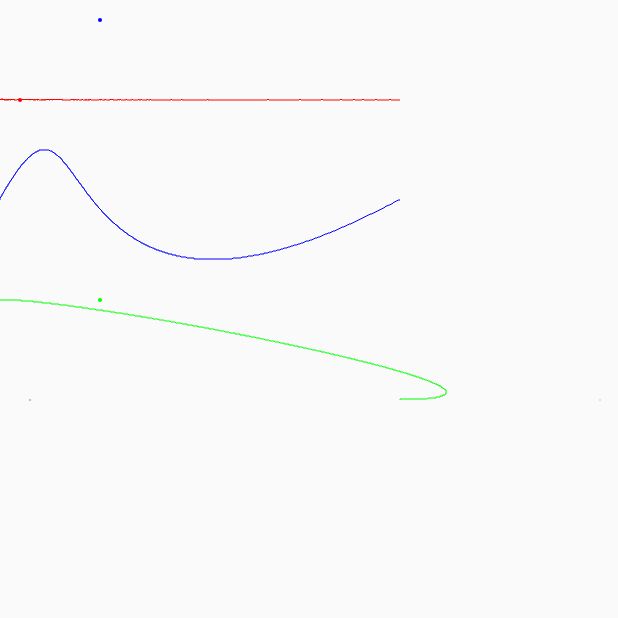
After one commit to xingxingxiaoyu/MyView, an Android app: the SeventhActivity screen opened directly, with no data from a screen before it, on a phone screen of 412 x 824 dp, the top half of it. The commit adds this screen. Run offline under Robolectric (Android 15) with nearby library versions, the phone set to English and light mode, and no system bars; 1 statement that could not run was skipped.

```diff
--- a/app/src/main/AndroidManifest.xml
+++ b/app/src/main/AndroidManifest.xml
@@ -21,12 +21,14 @@
         </activity>
         <activity android:name=".identifying_code.ThirdActivity">
         </activity>
-        <activity android:name=".SideSlipe.FourthActivity">
+        <activity android:name=".side_slipe.FourthActivity">
         </activity>
         <activity android:name=".animator_view.FifthActivity">
         </activity>
         <activity android:name=".ferris_wheel.SixthActivity">
         </activity>
+        <activity android:name=".bezier_curve.SeventhActivity">
+        </activity>
     </application>
 
 </manifest>
--- /dev/null
+++ b/app/src/main/java/com/xuyu/myview/bezier_curve/BezierCurveLine.java
@@ -0,0 +1,75 @@
+package com.xuyu.myview.bezier_curve;
+
+import android.content.Context;
+import android.graphics.Canvas;
+import android.graphics.Color;
+import android.graphics.Paint;
+import android.graphics.Point;
+import android.graphics.RectF;
+import android.view.View;
+
+/**
+ * Created by: xuyu
+ * <p>
+ * on: 2017/3/15.
+ * <p>
+ * 描述：输入类描述
+ */
+public class BezierCurveLine extends View
+{
+    private Paint mPaint;
+
+    public BezierCurveLine(Context context)
+    {
+        super(context);
+        init();
+    }
+
+    private Point start, end, controlPoint1, controlPoint2;
+
+    public void setPoint(Point start, Point end, Point controlPoint1, Point controlPoint2)
+    {
+        this.start = start;
+        this.end = end;
+        this.controlPoint1 = controlPoint1;
+        this.controlPoint2 = controlPoint2;
+    }
+
+    @Override
+    protected void onDraw(Canvas canvas)
+    {
+        super.onDraw(canvas);
+        RectF rectF = new RectF(controlPoint1.x - 2, controlPoint1.y - 2, controlPoint1.x + 2, controlPoint1.y + 2);
+        canvas.drawOval(rectF,mPaint);
+        canvas.drawPoint(controlPoint2.x,controlPoint2.y,mPaint);
+        for (int i = 0; i < 1000; i++)
+        {
+            Point point1 = getBezierCurveLine(start, end, controlPoint1, controlPoint2, 0.001 * i);
+            Point point2 = getBezierCurveLine(start, end, controlPoint1, controlPoint2, 0.001 * (i + 1));
+            canvas.drawLine(point1.x,point1.y,point2.x,point2.y,mPaint);
+        }
+    }
+
+    public void setPaintColor(int color)
+    {
+        mPaint.setColor(color);
+    }
+
+    private void init()
+    {
+        mPaint = new Paint(Paint.ANTI_ALIAS_FLAG);
+        mPaint.setColor(Color.RED);
+    }
+
+    private Point getBezierCurveLine(Point start, Point end, Point controlPoint1, Point controlPoint2, double t)
+    {
+        Point point = new Point((int) getBezierCurveLine(start.x, end.x, controlPoint1.x, controlPoint2.x, t)
+                , (int) getBezierCurveLine(start.y, end.y, controlPoint1.y, controlPoint2.y, t));
+        return point;
+    }
+
+    private double getBezierCurveLine(double start, double end, double controlPoint1, double controlPoint2, double t)
+    {
+        return start * Math.pow(1 - t, 3) + 3 * controlPoint1 * t * Math.pow(1 - t, 2) + 3 * controlPoint2 * Math.pow(t, 2) * (1 - t) + end * Math.pow(t, 3);
+    }
+}
--- /dev/null
+++ b/app/src/main/java/com/xuyu/myview/bezier_curve/SeventhActivity.java
@@ -0,0 +1,40 @@
+package com.xuyu.myview.bezier_curve;
+
+import android.graphics.Color;
+import android.graphics.Point;
+import android.support.v7.app.AppCompatActivity;
+import android.os.Bundle;
+import android.view.ViewGroup;
+import android.widget.RelativeLayout;
+
+import com.xuyu.myview.R;
+
+public class SeventhActivity extends AppCompatActivity
+{
+
+    @Override
+    protected void onCreate(Bundle savedInstanceState)
+    {
+        super.onCreate(savedInstanceState);
+        setContentView(R.layout.activity_seventh);
+        BezierCurveLine bezierCurveLine = new BezierCurveLine(this);
+        bezierCurveLine.setPoint(new Point(0,100),new Point(400,100),new Point(20,100),new Point(30,100));
+        addContentView(bezierCurveLine,
+                new RelativeLayout.LayoutParams(ViewGroup.LayoutParams.MATCH_PARENT,
+                        ViewGroup.LayoutParams.MATCH_PARENT));
+
+        BezierCurveLine bezierCurveLine2 = new BezierCurveLine(this);
+        bezierCurveLine2.setPaintColor(Color.BLUE);
+        bezierCurveLine2.setPoint(new Point(0,200),new Point(400,200),new Point(100,20),new Point(30,400));
+        addContentView(bezierCurveLine2,
+                new RelativeLayout.LayoutParams(ViewGroup.LayoutParams.MATCH_PARENT,
+                        ViewGroup.LayoutParams.MATCH_PARENT));
+
+        BezierCurveLine bezierCurveLine3 = new BezierCurveLine(this);
+        bezierCurveLine3.setPaintColor(Color.GREEN);
+        bezierCurveLine3.setPoint(new Point(0,300),new Point(400,400),new Point(100,300),new Point(600,400));
+        addContentView(bezierCurveLine3,
+                new RelativeLayout.LayoutParams(ViewGroup.LayoutParams.MATCH_PARENT,
+                        ViewGroup.LayoutParams.MATCH_PARENT));
+    }
+}
--- a/app/src/main/java/com/xuyu/myview/SideSlipe/FourthActivity.java
+++ b/app/src/main/java/com/xuyu/myview/side_slipe/FourthActivity.java
@@ -1,6 +1,5 @@
-package com.xuyu.myview.SideSlipe;
+package com.xuyu.myview.side_slipe;
 
-import android.support.v4.widget.DrawerLayout;
 import android.support.v7.app.AppCompatActivity;
 import android.os.Bundle;
 
--- a/app/src/main/res/layout/activity_fourth.xml
+++ b/app/src/main/res/layout/activity_fourth.xml
@@ -4,8 +4,8 @@
     xmlns:tools="http://schemas.android.com/tools"
     android:layout_width="match_parent"
     android:layout_height="match_parent"
-    tools:context="com.xuyu.myview.SideSlipe.FourthActivity">
-    <com.xuyu.myview.SideSlipe.SideMenuLayout
+    tools:context="com.xuyu.myview.side_slipe.FourthActivity">
+    <com.xuyu.myview.side_slipe.SideMenuLayout
         android:layout_width="match_parent"
         android:layout_height="match_parent"
         android:background="#006666">
@@ -23,6 +23,6 @@
                 android:background="@mipmap/img_0667">
             </FrameLayout>
         </LinearLayout>
-    </com.xuyu.myview.SideSlipe.SideMenuLayout>
+    </com.xuyu.myview.side_slipe.SideMenuLayout>
 
 </RelativeLayout>
--- a/app/src/main/res/layout/activity_main.xml
+++ b/app/src/main/res/layout/activity_main.xml
@@ -37,4 +37,9 @@
         android:layout_width="match_parent"
         android:layout_height="wrap_content"
         android:text="摩天轮"/>
+    <Button
+        android:id="@+id/button_bezier_curver"
+        android:layout_width="match_parent"
+        android:layout_height="wrap_content"
+        android:text="贝塞尔曲线"/>
 </LinearLayout>
```
Also changed, not shown: app/src/main/java/com/xuyu/myview/MainActivity.java (+6 -1 lines), app/src/main/java/com/xuyu/myview/ferris_wheel/FerrisWheelLayout.java (+11 -1 lines), app/src/main/java/com/xuyu/myview/side_slipe/SideMenuLayout.java (renamed from app/src/main/java/com/xuyu/myview/SideSlipe/SideMenuLayout.java, +1 -6 lines), app/src/main/res/layout/activity_seventh.xml (added, +10 -0 lines).
